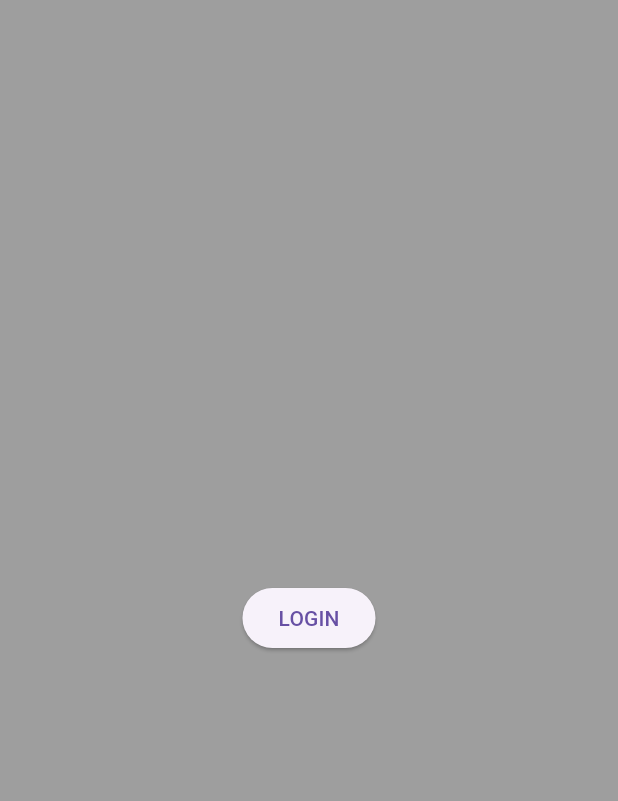
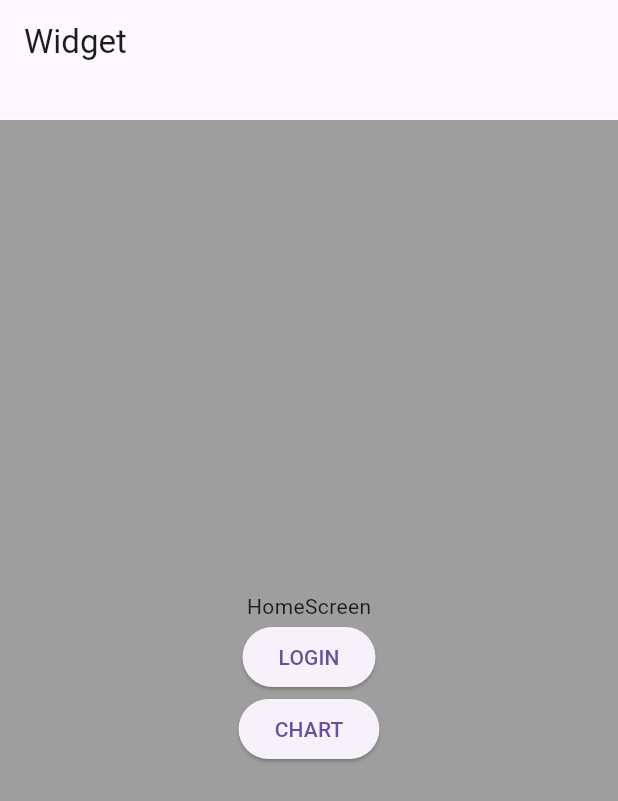
Before and after one commit to DeukYu/Flutter_Framework, a Flutter app: the screen it shows after launch, after a tap on "HOME", on a phone screen of 412 x 824 dp. Shown: the top 801 px of the screen. Run offline on Flutter 3.47's test engine with Material 3 defaults, Android fonts, the phone set to English and light mode, and no system bars; our stand-ins replace go_router.

```diff
--- a/flutter_framework/lib/common/layout/default_layout.dart
+++ b/flutter_framework/lib/common/layout/default_layout.dart
@@ -5,14 +5,17 @@ class DefaultLayout extends StatelessWidget {
   final Color? backgroundColor;
   final Widget? child;
   const DefaultLayout(
-      {super.key, this.isAppBar = false, this.backgroundColor, this.child});
+      {super.key, this.isAppBar = true, this.backgroundColor, this.child});
 
   @override
   Widget build(BuildContext context) {
     return Scaffold(
       appBar: isAppBar
           ? PreferredSize(
-              preferredSize: const Size.fromHeight(80.0), child: AppBar())
+              preferredSize: const Size.fromHeight(80.0),
+              child: AppBar(
+                title: Text(child.toString()),
+              ))
           : null,
       backgroundColor: backgroundColor ?? Colors.grey,
       body: child,
--- a/flutter_framework/lib/home_screen.dart
+++ b/flutter_framework/lib/home_screen.dart
@@ -1,6 +1,6 @@
 import 'package:flutter/material.dart';
 import 'package:flutter_framework/common/layout/default_layout.dart';
-import 'package:go_router/go_router.dart';
+import 'package:flutter_framework/common/layout/router/routers.dart';
 
 class HomeScreen extends StatelessWidget {
   const HomeScreen({super.key});
@@ -8,10 +8,26 @@ class HomeScreen extends StatelessWidget {
   @override
   Widget build(BuildContext context) {
     return DefaultLayout(
-      isAppBar: false,
-      child: Center(
-        child: ElevatedButton(
-            onPressed: () => context.go('/login'), child: const Text("LOGIN")),
+      child: Column(
+        mainAxisAlignment: MainAxisAlignment.center,
+        crossAxisAlignment: CrossAxisAlignment.center,
+        children: [
+          const Text('HomeScreen'),
+          Center(
+            child: ElevatedButton(
+                onPressed: () => const LoginRoute().go(context),
+                child: const Text("LOGIN")),
+          ),
+          Center(
+            child: ElevatedButton(
+                onPressed: () {
+                  print(ChartRoute().location);
+
+                  const ChartRoute().push(context);
+                },
+                child: const Text("CHART")),
+          ),
+        ],
       ),
     );
   }
```
Also changed, not shown: flutter_framework/lib/chart_screen.dart (added, +17 -0 lines), flutter_framework/lib/common/layout/router/routers.dart (+38 -0 lines), flutter_framework/lib/login_screen.dart (+4 -3 lines), flutter_framework/lib/main.dart (+2 -24 lines), flutter_framework/lib/common/layout/router/routers.g.dart.
